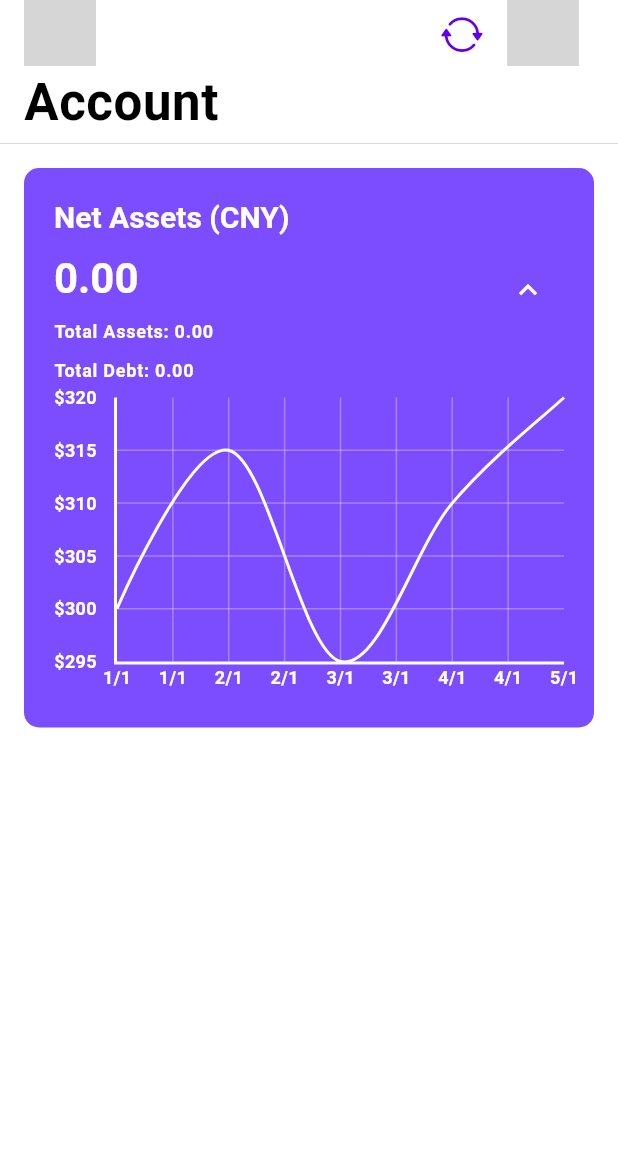
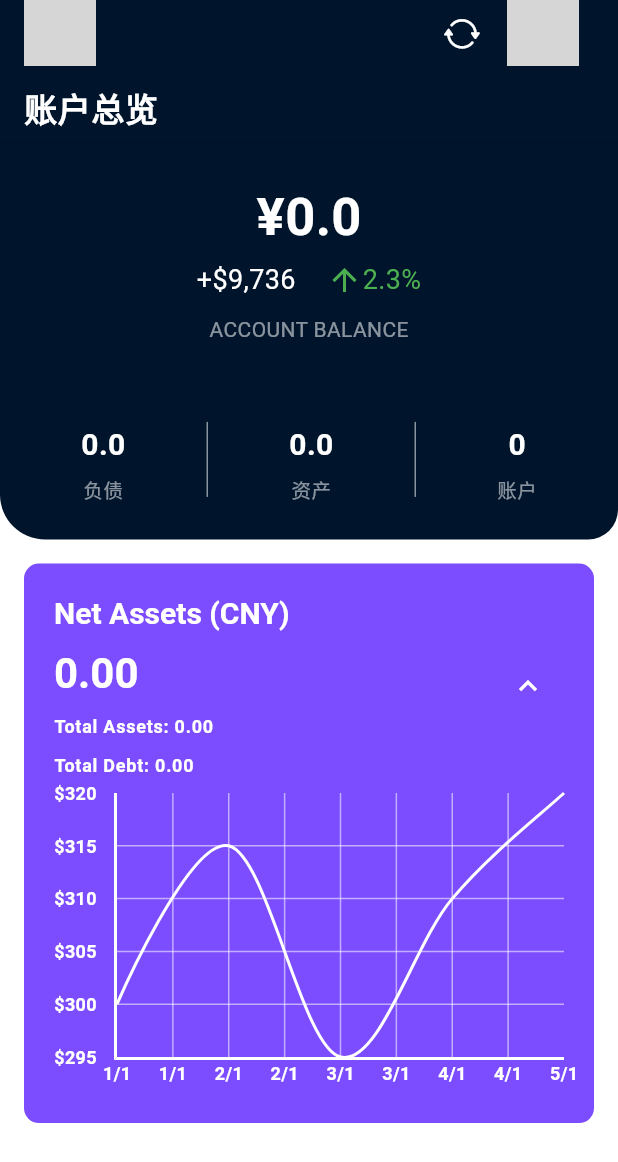
Before and after one commit to YueYongDev/flutter_finance_app, a Flutter app: the screen it shows after launch, after a tap on the "expand more" icon, on a phone screen of 412 x 824 dp. Shown: the top 1162 px of the screen. Run offline on Flutter 3.47's test engine with Material 3 defaults, Android fonts, the phone set to English and light mode, and no system bars; drawn by our look-alikes of fl_chart; our stand-ins replace flutter_colorpicker, get, modal_bottom_sheet, settings_ui, sqflite; missing offline and left inert: common_utils, pull_down_button; accounts and stored records are empty; grey boxes are pictures that could not be loaded.

Commit message:
换了一个好看的title

```diff
--- /dev/null
+++ b/lib/constant/colors.dart
@@ -0,0 +1,22 @@
+import 'package:flutter/material.dart';
+
+class AppColors {
+  static const Color white = Color.fromRGBO(255, 255, 255, 1);
+  static const Color whiteSecondary = Color.fromRGBO(83, 85, 155, 0.18);
+  static const Color black = Color.fromRGBO(0, 0, 0, 1);
+  static const Color grey = Color.fromRGBO(177, 179, 185, 1.0);
+  static const Color greySecondary = Color.fromRGBO(124, 130, 138, 1);
+  static const Color greyLite = Colors.black12;
+  static const Color blue = Color.fromRGBO(8, 127, 232, 1.0);
+  static const Color red = Color.fromRGBO(227, 24, 24, 1.0);
+  static const Color greenAccent = Colors.greenAccent;
+  static const Color blueSecondary = Color.fromRGBO(0, 21, 44, 1.0);
+}
+
+class AppTextColors {
+  static const Color white = Color.fromRGBO(255, 255, 255, 1);
+  static const Color black = Color.fromRGBO(0, 0, 0, 1);
+  static const Color green = Colors.green;
+  static const Color white54 = Colors.white54;
+  static const Color black26 = Colors.black26;
+}
--- /dev/null
+++ b/lib/helper/number_input_formatter.dart
@@ -0,0 +1,13 @@
+import 'package:flutter/services.dart';
+
+// Custom input formatter to allow negative numbers
+class NumberInputFormatter extends TextInputFormatter {
+  @override
+  TextEditingValue formatEditUpdate(TextEditingValue oldValue, TextEditingValue newValue) {
+    final newText = newValue.text;
+    if (newText.isEmpty || newText == '-' || double.tryParse(newText) != null) {
+      return newValue;
+    }
+    return oldValue;
+  }
+}
--- a/lib/navigation_bar.dart
+++ b/lib/navigation_bar.dart
@@ -2,6 +2,7 @@ import 'dart:math' as math;
 
 import 'package:flutter/cupertino.dart';
 import 'package:flutter/material.dart';
+import 'package:flutter_finance_app/constant/colors.dart';
 import 'package:flutter_finance_app/page/account_page/account_page_logic.dart';
 import 'package:flutter_finance_app/page/edit_account_page/edit_account_page.dart';
 import 'package:flutter_finance_app/page/edit_asset_page/edit_asset_page.dart';
@@ -13,8 +14,11 @@ import 'package:pull_down_button/pull_down_button.dart';
 
 CupertinoSliverNavigationBar buildNavigationBar() {
   return CupertinoSliverNavigationBar(
-    largeTitle: const Text('Account'),
-    backgroundColor: Colors.white,
+    largeTitle: const Text(
+      '账户总览',
+      style: TextStyle(color: Colors.white, fontSize: 22),
+    ),
+    backgroundColor: AppColors.blueSecondary,
     leading: buildLeadingMenu(),
     trailing: buildTrailingMenu(),
   );
@@ -52,7 +56,8 @@ Widget buildTrailingMenu() {
             padding: EdgeInsets.zero,
             child: const Icon(
               CupertinoIcons.arrow_2_circlepath,
-              size: 28,
+              color: Colors.white,
+              size: 24,
             ),
           ),
         ),
@@ -120,7 +125,9 @@ List<PullDownMenuEntry> buildAddMenuItems(BuildContext context) {
           expand: true,
           context: context,
           enableDrag: false,
-          builder: (context) => EditAccountPage(account: null,),
+          builder: (context) => EditAccountPage(
+            account: null,
+          ),
         );
       },
       title: 'Add Account',
@@ -184,6 +191,10 @@ Widget buildMenuButton(VoidCallback showMenu, {required IconData icon}) {
   return CupertinoButton(
     onPressed: showMenu,
     padding: EdgeInsets.zero,
-    child: Icon(icon),
+    child: Icon(
+      icon,
+      size: 24,
+      color: Colors.white,
+    ),
   );
 }
--- a/lib/page/account_page/account_list/account_list.dart
+++ b/lib/page/account_page/account_list/account_list.dart
@@ -82,7 +82,7 @@ class AccountListWidget extends StatelessWidget {
                 ),
                 const SizedBox(height: 10),
                 Text(
-                  '余额: ${account.balance}',
+                  '余额: ${account.balance.toStringAsFixed(2)}',
                   style: const TextStyle(fontSize: 18),
                 ),
                 const SizedBox(height: 10),
--- a/lib/page/account_page/account_page.dart
+++ b/lib/page/account_page/account_page.dart
@@ -1,4 +1,5 @@
 import 'package:flutter/material.dart';
+import 'package:flutter_finance_app/constant/colors.dart';
 import 'package:flutter_finance_app/navigation_bar.dart';
 import 'package:flutter_finance_app/page/account_page/account_list/account_list.dart';
 import 'package:flutter_finance_app/page/account_page/account_page_logic.dart';
@@ -12,16 +13,120 @@ class AccountPage extends StatelessWidget {
 
   @override
   Widget build(BuildContext context) {
+    Size size = MediaQuery.of(context).size;
+
     return Material(
       child: CustomScrollView(
         physics: const AlwaysScrollableScrollPhysics(),
         slivers: <Widget>[
           buildNavigationBar(),
           // buildNetAssetsSection(context),
+          topPanel(size),
           const NetAssetsSection(),
           AccountListWidget(),
         ],
       ),
     );
   }
+
+  Widget topPanel(Size size) {
+    return GetBuilder<AccountPageLogic>(builder: (logic) {
+      return SliverToBoxAdapter(
+        child: Container(
+          width: size.width,
+          height: size.height * .32,
+          decoration: const BoxDecoration(
+              color: AppColors.blueSecondary,
+              borderRadius: BorderRadius.only(
+                  bottomLeft: Radius.circular(30),
+                  bottomRight: Radius.circular(20))),
+          child: Column(
+            mainAxisAlignment: MainAxisAlignment.spaceAround,
+            children: [
+              Column(
+                children: [
+                  Text(
+                    "¥${logic.state.netAssets}",
+                    style: const TextStyle(
+                        color: AppTextColors.white,
+                        fontSize: 35,
+                        fontWeight: FontWeight.bold),
+                  ),
+                  Padding(
+                    padding: const EdgeInsets.only(top: 4, bottom: 10),
+                    child: Row(
+                      mainAxisAlignment: MainAxisAlignment.center,
+                      children: [
+                        const Text("+\$9,736",
+                            style: TextStyle(
+                                color: AppTextColors.white, fontSize: 18)),
+                        SizedBox(
+                          width: size.width * .05,
+                        ),
+                        const Row(
+                          children: [
+                            Icon(
+                              Icons.arrow_upward_sharp,
+                              color: AppTextColors.green,
+                            ),
+                            Text(
+                              "2.3%",
+                              style: TextStyle(
+                                  color: AppTextColors.green, fontSize: 18),
+                            )
+                          ],
+                        )
+                      ],
+                    ),
+                  ),
+                  const Text(
+                    "ACCOUNT BALANCE",
+                    style: TextStyle(color: AppTextColors.white54),
+                  )
+                ],
+              ),
+              Row(
+                mainAxisAlignment: MainAxisAlignment.spaceEvenly,
+                children: [
+                  panelBottomBlock("${logic.state.totalDebt}", "负债"),
+                  Container(
+                    height: 50,
+                    width: 1,
+                    color: AppTextColors.white54,
+                  ),
+                  panelBottomBlock("${logic.state.totalAssets}", "资产"),
+                  Container(
+                    height: 50,
+                    width: 1,
+                    color: AppTextColors.white54,
+                  ),
+                  panelBottomBlock("${logic.state.accounts.length}", "账户"),
+                ],
+              ),
+            ],
+          ),
+        ),
+      );
+    });
+  }
+
+  Column panelBottomBlock(
+    String title,
+    String subTitle,
+  ) {
+    return Column(
+      children: [
+        Padding(
+          padding: const EdgeInsets.symmetric(vertical: 6),
+          child: Text(title,
+              style: const TextStyle(
+                  color: AppTextColors.white,
+                  fontWeight: FontWeight.bold,
+                  fontSize: 20)),
+        ),
+        Text(subTitle,
+            style: const TextStyle(color: AppTextColors.white54, fontSize: 13))
+      ],
+    );
+  }
 }
--- a/lib/page/account_page/net_assets_section/net_assets_section.dart
+++ b/lib/page/account_page/net_assets_section/net_assets_section.dart
@@ -190,11 +190,11 @@ class NetAssetsSection extends StatelessWidget {
                                 drawHorizontalLine: true,
                                 getDrawingHorizontalLine: (value) =>
                                     const FlLine(
-                                  color: Colors.white30,
+                                  color: Colors.white54,
                                   strokeWidth: 1,
                                 ),
                                 getDrawingVerticalLine: (value) => const FlLine(
-                                  color: Colors.white30,
+                                  color: Colors.white54,
                                   strokeWidth: 1,
                                 ),
                               ),
--- a/lib/page/edit_asset_page/edit_asset_page.dart
+++ b/lib/page/edit_asset_page/edit_asset_page.dart
@@ -3,6 +3,7 @@ import 'package:flutter/material.dart';
 import 'package:flutter_finance_app/constant/common_constant.dart';
 import 'package:flutter_finance_app/entity/account.dart';
 import 'package:flutter_finance_app/entity/asset.dart';
+import 'package:flutter_finance_app/helper/number_input_formatter.dart';
 import 'package:flutter_finance_app/page/account_page/account_page_logic.dart';
 import 'package:flutter_finance_app/page/edit_asset_page/edit_asset_page_logic.dart';
 import 'package:flutter_finance_app/util/common_utils.dart';
@@ -165,6 +166,7 @@ class EditAssetPage extends StatelessWidget {
             child: CupertinoTextField(
               keyboardType:
                   const TextInputType.numberWithOptions(decimal: true),
+              inputFormatters: [NumberInputFormatter()],
               placeholder: "Amount",
               decoration: null,
               textAlign: TextAlign.right,
```
Also changed, not shown: 2 other files.
